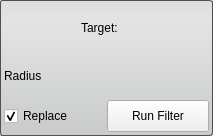
This is Interface/ToolInterface/MedianFilterInterface.ui in jessdtate/Seg3D as Qt 5 draws it before an edit. The edited form follows.
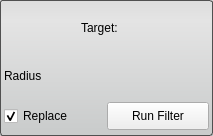
This is the edited form.

```diff
--- a/Interface/ToolInterface/MedianFilterInterface.ui
+++ b/Interface/ToolInterface/MedianFilterInterface.ui
@@ -127,13 +127,13 @@
        <property name="minimumSize">
         <size>
          <width>0</width>
-         <height>32</height>
+         <height>28</height>
         </size>
        </property>
        <property name="maximumSize">
         <size>
          <width>16777215</width>
-         <height>32</height>
+         <height>28</height>
         </size>
        </property>
        <property name="text">
```
Left out of the diff: 2 changed lines with no effect on the pictures.
